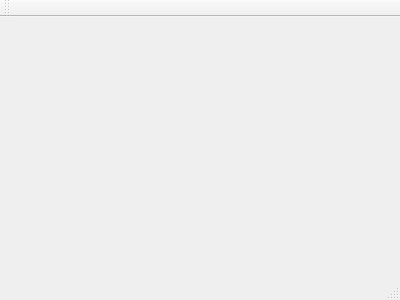
Above: mainwindow.ui from tjakubo/apollo before the change. Below: the same form after it.
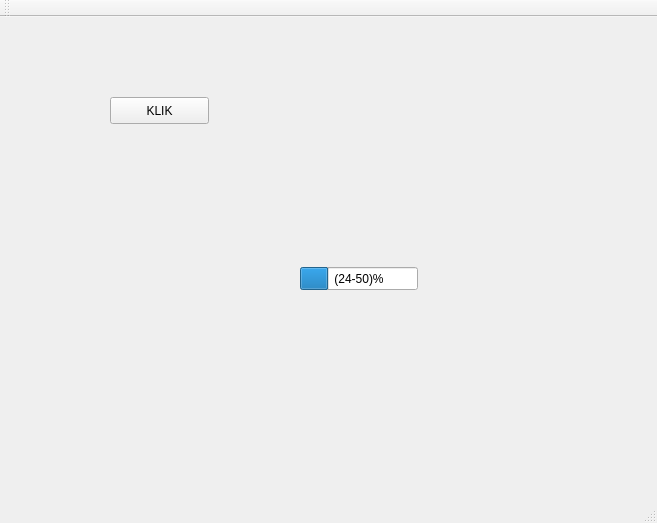
That is the form after the change.

```diff
--- a/mainwindow.ui
+++ b/mainwindow.ui
@@ -1,24 +1,69 @@
 <ui version="4.0">
  <class>MainWindow</class>
- <widget class="QMainWindow" name="MainWindow" >
-  <property name="geometry" >
+ <widget class="QMainWindow" name="MainWindow">
+  <property name="geometry">
    <rect>
     <x>0</x>
     <y>0</y>
-    <width>400</width>
-    <height>300</height>
+    <width>657</width>
+    <height>523</height>
    </rect>
   </property>
   <property name="windowTitle" >
    <string>MainWindow</string>
   </property>
-  <widget class="QMenuBar" name="menuBar" />
-  <widget class="QToolBar" name="mainToolBar" />
-  <widget class="QWidget" name="centralWidget" />
-  <widget class="QStatusBar" name="statusBar" />
+  <widget class="QWidget" name="centralWidget">
+   <widget class="QPushButton" name="Button">
+    <property name="geometry">
+     <rect>
+      <x>110</x>
+      <y>80</y>
+      <width>99</width>
+      <height>27</height>
+     </rect>
+    </property>
+    <property name="text">
+     <string>KLIK</string>
+    </property>
+   </widget>
+   <widget class="QProgressBar" name="progressBar">
+    <property name="geometry">
+     <rect>
+      <x>300</x>
+      <y>250</y>
+      <width>118</width>
+      <height>23</height>
+     </rect>
+    </property>
+    <property name="value">
+     <number>24</number>
+    </property>
+    <property name="format">
+     <string>(%p-50)%</string>
+    </property>
+   </widget>
+  </widget>
+  <widget class="QMenuBar" name="menuBar">
+   <property name="geometry">
+    <rect>
+     <x>0</x>
+     <y>0</y>
+     <width>657</width>
+     <height>25</height>
+    </rect>
+   </property>
+  </widget>
+  <widget class="QToolBar" name="mainToolBar">
+   <attribute name="toolBarArea">
+    <enum>TopToolBarArea</enum>
+   </attribute>
+   <attribute name="toolBarBreak">
+    <bool>false</bool>
+   </attribute>
+  </widget>
+  <widget class="QStatusBar" name="statusBar"/>
  </widget>
- <layoutDefault spacing="6" margin="11" />
- <pixmapfunction></pixmapfunction>
+ <layoutdefault spacing="6" margin="11"/>
  <resources/>
  <connections/>
 </ui>
```
Left out of the diff: 3 changed lines with no effect on the pictures.
